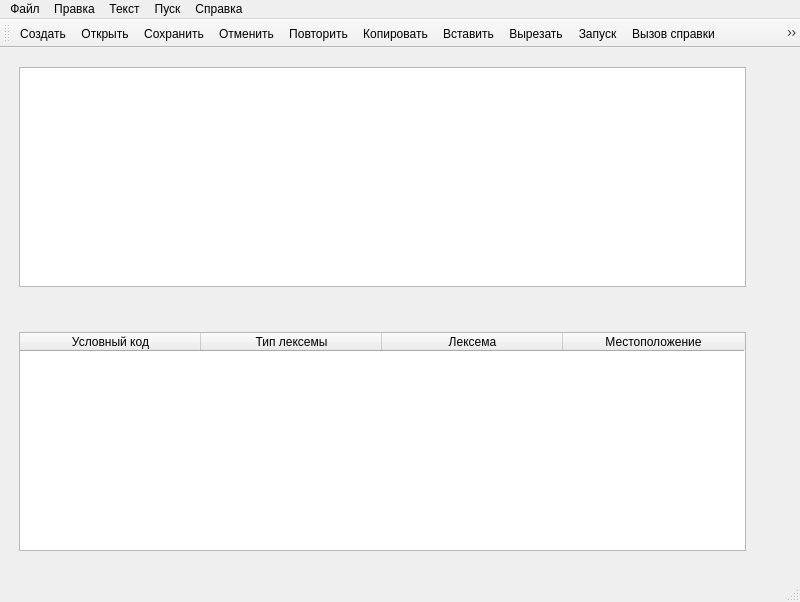
First picture: the form in .venv/design.ui, repository Lavrous/TFIK_Lab1, before the edit.
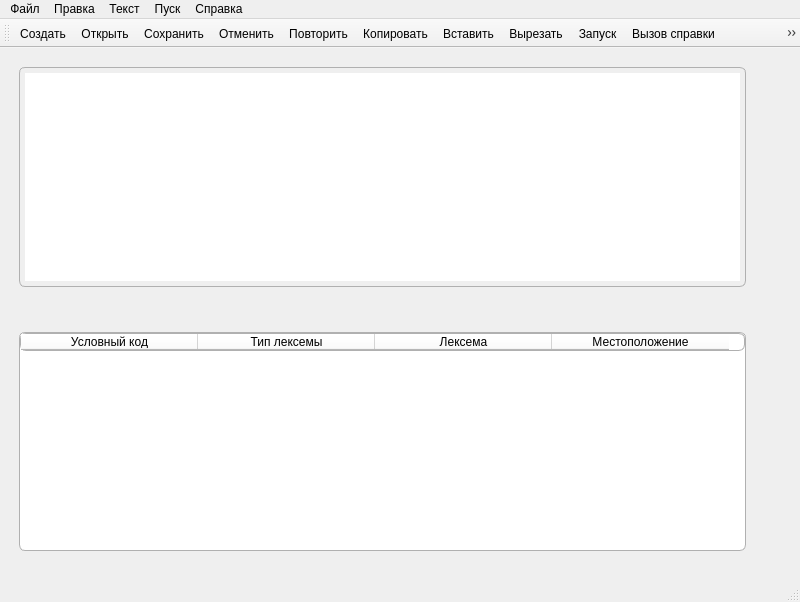
Second picture: the form after the edit. Icons and pictures are not drawn.

Commit message: Add red coloration for errors and some borders for areas, a little nicer for sore sleepy eyes

The edit to the form file:
```diff
--- a/.venv/design.ui
+++ b/.venv/design.ui
@@ -36,10 +36,44 @@
        <number>20</number>
       </property>
       <item>
-       <widget class="QPlainTextEdit" name="codeArea"/>
+       <widget class="QPlainTextEdit" name="codeArea">
+        <property name="autoFillBackground">
+         <bool>false</bool>
+        </property>
+        <property name="styleSheet">
+         <string notr="true">border: 1px solid #b0b0b0;
+border-radius: 6px;   
+padding: 5px; </string>
+        </property>
+        <property name="frameShape">
+         <enum>QFrame::Shape::Box</enum>
+        </property>
+        <property name="frameShadow">
+         <enum>QFrame::Shadow::Sunken</enum>
+        </property>
+        <property name="lineWidth">
+         <number>2</number>
+        </property>
+       </widget>
       </item>
       <item>
        <widget class="QTableWidget" name="outputTable">
+        <property name="styleSheet">
+         <string notr="true">background-color: #ffffff;
+border: 1px solid #b0b0b0; 
+border-radius: 6px;
+gridline-color: #e0e0e0;
+</string>
+        </property>
+        <property name="frameShape">
+         <enum>QFrame::Shape::Box</enum>
+        </property>
+        <property name="frameShadow">
+         <enum>QFrame::Shadow::Plain</enum>
+        </property>
+        <property name="lineWidth">
+         <number>2</number>
+        </property>
         <property name="editTriggers">
          <set>QAbstractItemView::EditTrigger::NoEditTriggers</set>
         </property>
@@ -53,7 +87,7 @@
          <number>32</number>
         </attribute>
         <attribute name="horizontalHeaderDefaultSectionSize">
-         <number>181</number>
+         <number>177</number>
         </attribute>
         <attribute name="horizontalHeaderShowSortIndicator" stdset="0">
          <bool>false</bool>
@@ -62,7 +96,7 @@
          <bool>false</bool>
         </attribute>
         <attribute name="verticalHeaderVisible">
-         <bool>true</bool>
+         <bool>false</bool>
         </attribute>
         <attribute name="verticalHeaderShowSortIndicator" stdset="0">
          <bool>false</bool>
```
The commit also changes 1 other file.
